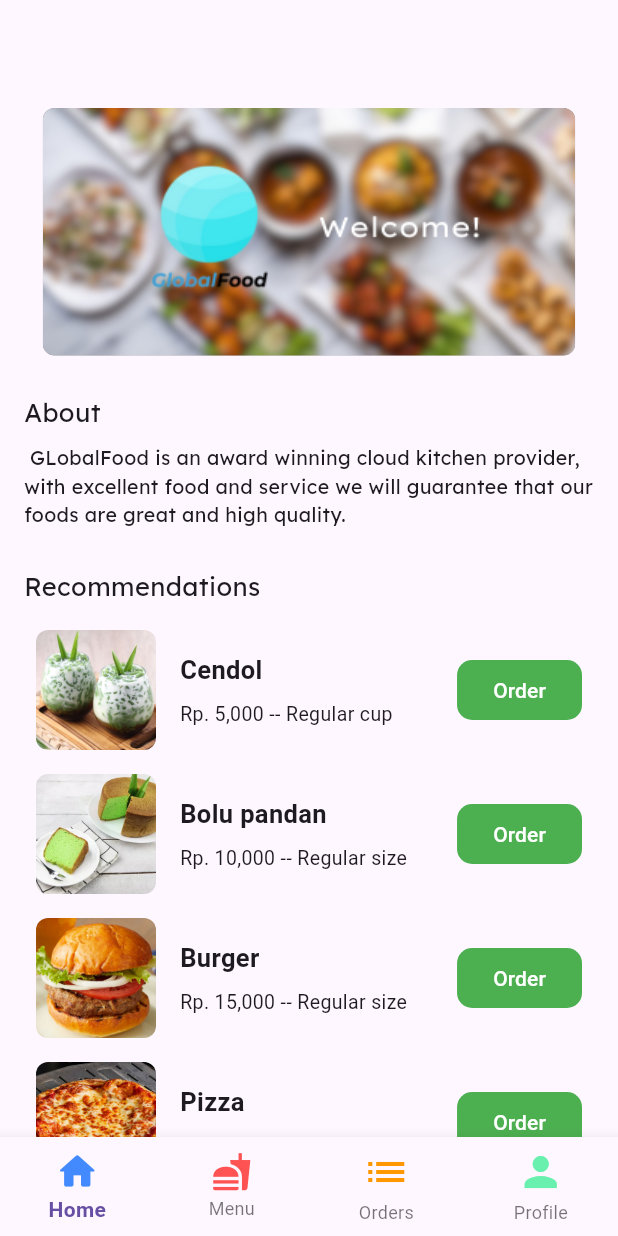
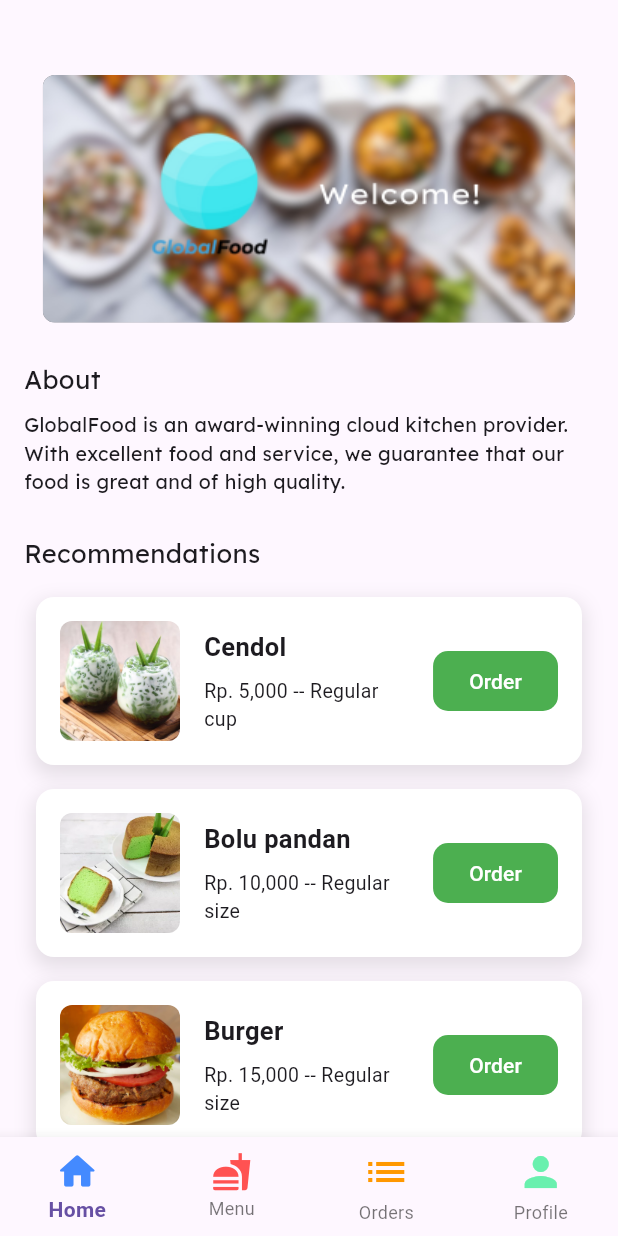
Before and after one commit to M2NVMe/globalfoodflutter, a Flutter app: the dashboard screen opened by its route, on a phone screen of 412 x 824 dp. Run offline on Flutter 3.47's test engine with Material 3 defaults, Android fonts, the phone set to English and light mode, and no system bars; our stand-ins replace get, sqflite; accounts and stored records are empty.

Commit message:
[BBW] add/fix

```diff
--- a/lib/Pages/Menus/home.dart
+++ b/lib/Pages/Menus/home.dart
@@ -4,20 +4,22 @@ import 'package:globalfoodflutter/Reuses/foodlistsquare.dart';
 import 'package:globalfoodflutter/datas/DatasController.dart';
 import 'package:get/get.dart';
 
-class homeFragment extends StatelessWidget {
-  const homeFragment({super.key});
+class HomeFragment extends StatelessWidget {  // Use PascalCase for class name
+  const HomeFragment({super.key});
 
   @override
   Widget build(BuildContext context) {
     final datascontroller datas = Get.put(datascontroller());
     double width = MediaQuery.of(context).size.width;
+
     return Scaffold(
-      body: Container(
+      body: ListView(
+        children: [
+          Container(
             child: Column(
               crossAxisAlignment: CrossAxisAlignment.start, // Align text to the left
               children: [
                 SizedBox(height: 50),
-            SizedBox(height: 22),
                 Center( // Center the grey container
                   child: ClipRRect(
                     borderRadius: BorderRadius.circular(8), // Rounded corners with radius of 8
@@ -46,7 +48,7 @@ class homeFragment extends StatelessWidget {
                   child: Padding(
                     padding: const EdgeInsets.symmetric(horizontal: 16.0),
                     child: Text(
-                  " GLobalFood is an award winning cloud kitchen provider, with excellent food and service we will guarantee that our foods are great and high quality.",
+                      "GlobalFood is an award-winning cloud kitchen provider. With excellent food and service, we guarantee that our food is great and of high quality.",
                       style: TextStyle(fontFamily: "Lexend", fontSize: 13),
                       textAlign: TextAlign.left,
                     ),
@@ -62,11 +64,12 @@ class homeFragment extends StatelessWidget {
                   ),
                 ),
                 SizedBox(height: 10),
-            Expanded(
-              child: Padding(
+                Padding(
                   padding: const EdgeInsets.symmetric(horizontal: 14),
                   child: Obx(() {
                     return ListView.builder(
+                      shrinkWrap: true,  // Important to make it scrollable within ListView
+                      physics: NeverScrollableScrollPhysics(),  // Disable inner scroll
                       itemCount: datas.homeitems.length,
                       itemBuilder: (context, index) {
                         final item = datas.homeitems[index];
@@ -86,9 +89,10 @@ class homeFragment extends StatelessWidget {
                     );
                   }),
                 ),
+              ],
+            ),
           ),
         ],
-        ),
       ),
     );
   }
--- a/lib/Pages/Utama.dart
+++ b/lib/Pages/Utama.dart
@@ -13,7 +13,7 @@ class dashboard extends StatelessWidget {
   Widget build(BuildContext context) {
     final UtamaController controller = Get.put(UtamaController());
     final List<Widget> Fragments = [
-      homeFragment(),
+      HomeFragment(),
       foodsFragment(),
       ordersFragment(),
       profileFragment(),
--- a/lib/Reuses/foodlist.dart
+++ b/lib/Reuses/foodlist.dart
@@ -23,7 +23,21 @@ class CustomListItem extends StatelessWidget {
 
   @override
   Widget build(BuildContext context) {
-    return Row(
+    return Container(
+      decoration: BoxDecoration(
+        color: Colors.white, // Background color
+        borderRadius: BorderRadius.circular(12),
+        boxShadow: [
+          BoxShadow(
+            color: Colors.black.withOpacity(0.1), // Shadow color
+            spreadRadius: 2,
+            blurRadius: 10, // Blurriness of the shadow
+            offset: Offset(0, 5), // Vertical shadow offset
+          ),
+        ],
+      ),
+      padding: EdgeInsets.all(16), // Adds padding around the content
+      child: Row(
         children: [
           // Check if the image is a URL and load accordingly
           ClipRRect(
@@ -63,6 +77,7 @@ class CustomListItem extends StatelessWidget {
             child: Text(buttonText),
           ),
         ],
+      ),
     );
   }
 }
```
Also changed, not shown: lib/Pages/Menus/foods.dart (+10 -11 lines). Lines whose indentation alone changed are shown as unchanged.
